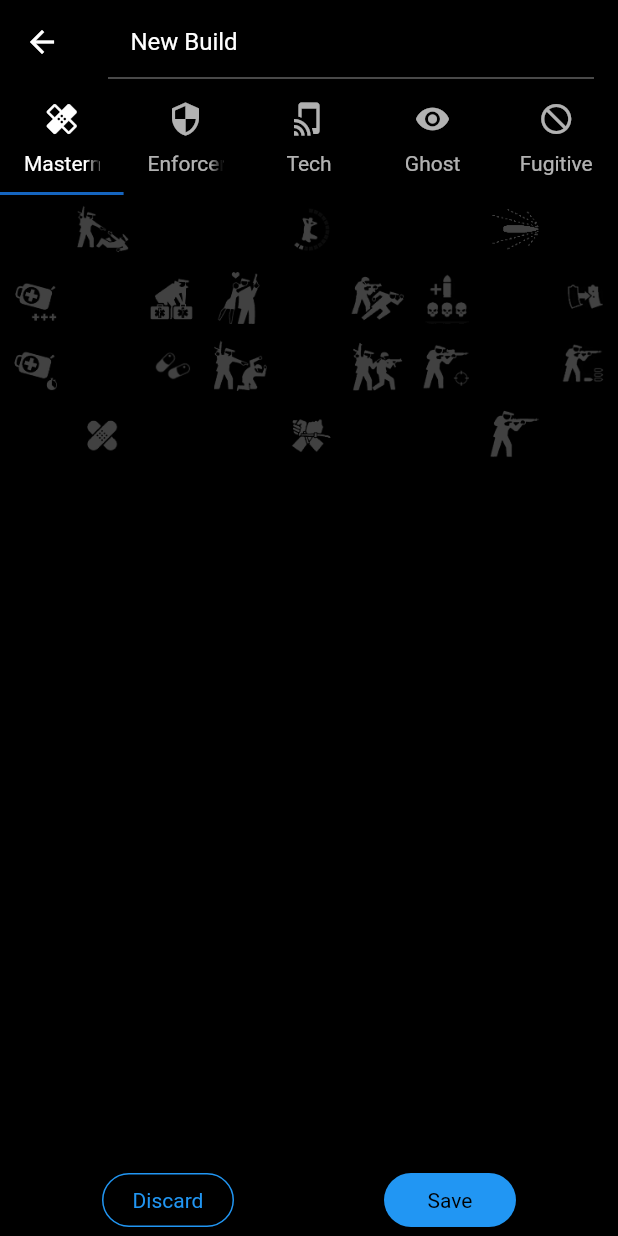
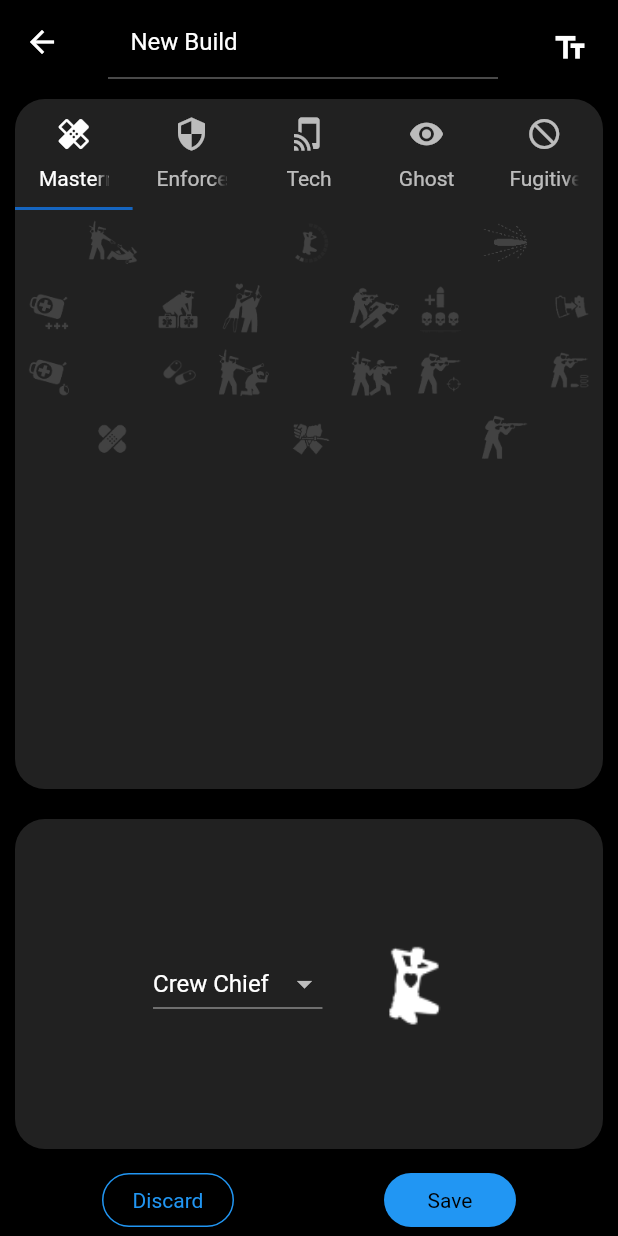
Before and after one commit to ElforL/Payday2-builds-app, a Flutter app: the screen it shows after launch, after a tap on "New Build", on a phone screen of 412 x 824 dp. Run offline on Flutter 3.47's test engine with Material 2 defaults, Android fonts, the phone set to English and light mode, and no system bars.

Commit message:
Massive Update 🎉😄 28/7/2020
- general
    - made the app portrait only to avoid overflow
    - removed debug banner
    - changed appbar theme to make it black and 0 elevation
    - added 'no builds' screen to home page when there's no builds

- finished build edit and build preview screens
    - added perk decks
    - added export/import string options for both screens
    - exported skills card to seperate file
    - added 'editable' variable to skills and perks cards
    - added Icons.dart contains constants of perks names and icon locations

- fixes
    - home page now refreshes when u save or create a new build
    - fixed home screen not updating after searching

- Build.dart
    - added perk variable to Build
    - removed commas from export string

```diff
--- a/lib/main.dart
+++ b/lib/main.dart
@@ -3,8 +3,9 @@
 // found in the LICENSE file.
 
 import 'package:flutter/material.dart';
+import 'package:flutter/services.dart';
 import 'package:pd2_builds/skills/Build.dart';
-import 'screens/HomePage.dart';
+import 'screens/HomeScreen/HomePage.dart';
 
 void main(){
   runApp(MyApp());
@@ -16,17 +17,28 @@ class MyApp extends StatelessWidget {
 
   @override
   Widget build(BuildContext context) {
-
+    SystemChrome.setPreferredOrientations(
+      [
+        DeviceOrientation.portraitUp,
+        DeviceOrientation.portraitDown
+      ]
+    );
     return MaterialApp(
       title: 'Welcome to Flutter',
+      debugShowCheckedModeBanner: false,
       theme: ThemeData(
         brightness: Brightness.dark,
         scaffoldBackgroundColor: Colors.black,
-        primaryColor: Colors.black,
+        appBarTheme: AppBarTheme(
+          color: Colors.black,
+          elevation: 0,
+        ),
+        textSelectionHandleColor: Colors.blue[100],
         accentColor: Colors.blue[800],
         fontFamily: 'Roboto',
       ),
       home: HomePage(myBuilds)
+
     );
   }
 }
--- a/lib/screens/BuildEdit.dart
+++ b/lib/screens/BuildsSceens/BuildEdit.dart
@@ -1,11 +1,12 @@
 import 'package:flutter/material.dart';
-import 'package:pd2_builds/main.dart';
-import 'package:pd2_builds/screens/SkillTree.dart';
+import 'package:pd2_builds/screens/BuildsSceens/Components/SkillTree.dart';
 import 'package:pd2_builds/skills/Build.dart';
+
+import 'Components/PerkDeckCard.dart';
+import 'Components/SkillsCard.dart';
 
 class BuildEditPage extends StatefulWidget {
   Build curntBuild;
-  Build tmpBuild;
   List<Build> buildsList;
 
   BuildEditPage(this.curntBuild, this.buildsList);
@@ -19,6 +20,7 @@ class _BuildEditPageState extends State<BuildEditPage> {
   Build curntBuild;
   List<Build> buildsList;
   TextField titleTF;
+  String perkVal;
 
   _BuildEditPageState(Build curntBuild, List<Build> buildList){
     this.buildsList = buildList;
@@ -28,6 +30,7 @@ class _BuildEditPageState extends State<BuildEditPage> {
   @override
   void initState() {
     super.initState();
+    perkVal = curntBuild.getPerk();
     titleTF = TextField(
       decoration: InputDecoration(
         contentPadding: EdgeInsets.all(15),
@@ -43,7 +46,18 @@ class _BuildEditPageState extends State<BuildEditPage> {
     return Scaffold(
       //////////////////////////// AppBar ////////////////////////////
       appBar: AppBar(
-        title: titleTF
+        title: titleTF,
+        actions: <Widget>[
+
+          IconButton(
+            padding: EdgeInsets.all(20),
+            icon: Icon(Icons.text_fields),
+            onPressed: (){
+              showImportDialog(context);
+            }
+          )
+
+        ],
       ),
 
       //////////////////////////// Body ////////////////////////////
@@ -51,33 +65,11 @@ class _BuildEditPageState extends State<BuildEditPage> {
         children: <Widget>[
           //////////////////////////// Skills ////////////////////////////
           Expanded(
-            child: DefaultTabController(length: 5, child:
-                  Scaffold(
-                    body: Column(
-                      children: <Widget>[
-                        TabBar(tabs: [
-                        Tab(text: "Mastermind", icon: Icon(Icons.healing)),
-                        Tab(text: "Enforcer",   icon: Icon(Icons.security)),
-                        Tab(text: "Tech",       icon: Icon(Icons.tap_and_play)),
-                        Tab(text: "Ghost",      icon: Icon(Icons.remove_red_eye) ),
-                        Tab(text: "Fugitive",   icon: Icon(Icons.not_interested)),
-                        ]),
-                        Expanded(
-                          child: TabBarView(
-                            children: [
-                              SkillTree(1,curntBuild),
-                              SkillTree(2,curntBuild),
-                              SkillTree(3,curntBuild),
-                              SkillTree(4,curntBuild),
-                              SkillTree(5,curntBuild),
-                          ],
-                          )
-                        )
-                      ],
-                    )
-                  )
-                )
+            flex: 2,
+            child: SkillsCard(curntBuild: curntBuild)
           ),
+          //////////////////////////// Perk Deck ////////////////////////////
+          Expanded(child: PerkDeckCard(curntBuild,true)),
           //////////////////////////// Save Buttons ////////////////////////////
           Row(
             mainAxisAlignment: MainAxisAlignment.center,
@@ -89,7 +81,9 @@ class _BuildEditPageState extends State<BuildEditPage> {
                     side: BorderSide(color: Colors.blue)
                   ),
                   textColor: Colors.blue,
-                  onPressed: (){},
+                  onPressed: (){
+                    Navigator.pop(context);
+                  },
                   child: Text("Discard")
                 ),
                 SizedBox(width: 100,),
@@ -115,4 +109,63 @@ class _BuildEditPageState extends State<BuildEditPage> {
       ), //end of body
     );
   }
+
+  showImportDialog(BuildContext context) {
+    EdgeInsets padding = EdgeInsets.only(left: 20, right: 20);
+    TextField stringTF = TextField(
+        maxLines: null,
+        controller: TextEditingController(text: curntBuild.getExportString()));
+    // set up the buttons
+    Widget cancelButton = FlatButton(
+      padding: padding,
+      shape: RoundedRectangleBorder(
+        borderRadius: BorderRadius.circular(20),
+        side: BorderSide(
+          color: Colors.blue,
+          width: 2
+        ),
+      ),
+      textColor: Colors.blue,
+      child: Text("Cancel"),
+      onPressed:  () {
+        Navigator.pop(context);
+      },
+    );
+
+    Widget importButton = FlatButton(
+      padding: padding,
+      shape: RoundedRectangleBorder(
+        borderRadius: BorderRadius.circular(20)
+      ),
+      color: Colors.blue,
+      textColor: Colors.grey[900],
+      child: Text("Import", style: TextStyle(fontWeight: FontWeight.bold),),
+      onPressed:  () {
+        curntBuild.importByString(stringTF.controller.text);
+      },
+    );
+
+    // set up the AlertDialog
+    AlertDialog alert = AlertDialog(
+      backgroundColor: Colors.grey[900],
+      shape: RoundedRectangleBorder(
+        borderRadius: BorderRadius.circular(20)
+      ),
+      title: Text("String of ${widget.curntBuild.getTitle()}"),
+      content: stringTF,
+      actions: [
+        cancelButton,
+        importButton,
+      ],
+    );
+
+    // show the dialog
+    showDialog(
+      context: context,
+      builder: (BuildContext context) {
+        return alert;
+      },
+    );
+  }
+
 }
--- /dev/null
+++ b/lib/screens/BuildsSceens/Components/Icons.dart
@@ -0,0 +1,28 @@
+class PdIcons {
+  static final perksNames =
+    ['Crew Chief',
+    'Muscle',
+    'Armorer',
+    'Rogue',
+    'Hitman',
+    'Crook',
+    'Burglar',
+    'Infiltrator',
+    'Sociopath',
+    'Grinder',
+    'Yakuza',
+    'Ex-President'];
+  static final perksLocations =
+    [[0,1],
+     [4,1],
+     [0,2],
+     [5,2],
+     [3,3],
+     [6,2],
+     [2,4],
+     [7,4],
+     [0,6],
+     [4,6],
+     [2,7],
+     [7,7]];
+}
--- /dev/null
+++ b/lib/screens/BuildsSceens/Components/PerkDeckCard.dart
@@ -0,0 +1,97 @@
+import 'dart:math';
+
+import 'package:flutter/material.dart';
+import 'package:pd2_builds/screens/BuildsSceens/Components/Icons.dart';
+import 'package:pd2_builds/skills/Build.dart';
+
+class PerkDeckCard extends StatefulWidget {
+
+  Build curntBuild;
+  bool editable;
+
+  PerkDeckCard(this.curntBuild, this.editable);
+
+  @override
+  _PerkDeckCardState createState() => _PerkDeckCardState(curntBuild, editable);
+}
+
+class _PerkDeckCardState extends State<PerkDeckCard> {
+  bool editable;
+  String perkVal;
+  Build curntBuild;
+
+  _PerkDeckCardState(this.curntBuild, this.editable){
+    perkVal = curntBuild.getPerk();
+  }
+
+  @override
+  Widget build(BuildContext context) {
+    return Container(
+      margin: EdgeInsets.all(10),
+      padding: EdgeInsets.all(20),
+      decoration: BoxDecoration(
+        color: Colors.grey[900],
+        borderRadius: BorderRadius.circular(20)
+      ),
+      child: Row(
+        mainAxisAlignment: MainAxisAlignment.center,
+        children: <Widget>[
+
+          editable?
+          DropdownButton<String>(
+            value: perkVal,
+            elevation: 1,
+            onChanged: (String newPerk) {
+              setState(() {
+                perkVal = newPerk;
+                curntBuild.setPerk(perkVal);
+              });
+            },
+            items: PdIcons.perksNames.map<DropdownMenuItem<String>>((String value) {
+              return DropdownMenuItem<String>(
+                value: value,
+                child: Text(value),
+              );
+            }).toList()
+          ):
+          Text(
+            curntBuild.getPerk(),
+            style: TextStyle(
+              fontSize: 25,
+              fontWeight: FontWeight.bold
+            ),
+          ),
+
+          //Spaced
+          SizedBox(
+            width: 20,
+          ),
+
+          //Perk Icon
+          Container(
+            height: 75,
+            width: 75,
+            child: ClipRect(
+              child: FittedBox(
+                child: Align(
+                  alignment: Alignment(
+                    //x
+                    (PdIcons.perksLocations[PdIcons.perksNames.indexOf(curntBuild.getPerk())][0]*(2/7))-1,
+                    //y
+                    (PdIcons.perksLocations[PdIcons.perksNames.indexOf(curntBuild.getPerk())][1]*(2/7))-1
+                  ),
+                  heightFactor: .125,
+                  widthFactor: .125,
+                  child: Image.asset(
+                    "assets/images/perkdecks/icons_atlas.png"
+                  ),
+                ),
+              ),
+            ),
+          ),
+
+        ],
+      ),
+    );
+  }
+}
--- a/lib/screens/SkillTree.dart
+++ b/lib/screens/BuildsSceens/Components/SkillTree.dart
@@ -7,24 +7,27 @@ class SkillTree extends StatefulWidget {
 
   int treeNum;
   Build curntBuild;
+  bool editable;
 
-  SkillTree(this.treeNum, this.curntBuild);
+  SkillTree(this.treeNum, this.curntBuild, this.editable);
 
   @override
-  _SkillTreeState createState() => _SkillTreeState(treeNum, curntBuild);
+  _SkillTreeState createState() => _SkillTreeState(treeNum, curntBuild, editable);
 }
 
 class _SkillTreeState extends State<SkillTree> {
 
   int treeNum;
   Build curntBuild;
+  bool editable;
 
-  _SkillTreeState(this.treeNum, this.curntBuild);
+  _SkillTreeState(this.treeNum, this.curntBuild, this.editable);
 
   @override
   Widget build(BuildContext context) {
-    return Scaffold(
-      body: Row(
+    return Column(
+      children: [
+        Row(
           mainAxisAlignment: MainAxisAlignment.center,
           children: <Widget>[
             ///////////////////////////// Tree 1 /////////////////////////////
@@ -34,28 +37,28 @@ class _SkillTreeState extends State<SkillTree> {
                   TableRow(
                     children: [
                       Container(),
-                      SkillBtn([treeNum,1,6],curntBuild),
+                      SkillBtn([treeNum,1,6],curntBuild,editable),
                       Container()
                     ]
                   ),
                   TableRow(
                     children: [
-                      SkillBtn([treeNum,1,4],curntBuild),
+                      SkillBtn([treeNum,1,4],curntBuild,editable),
                       Container(),
-                      SkillBtn([treeNum,1,5],curntBuild)
+                      SkillBtn([treeNum,1,5],curntBuild,editable)
                     ]
                   ),
                   TableRow(
                     children: [
-                      SkillBtn([treeNum,1,2],curntBuild),
+                      SkillBtn([treeNum,1,2],curntBuild,editable),
                       Container(),
-                      SkillBtn([treeNum,1,3],curntBuild)
+                      SkillBtn([treeNum,1,3],curntBuild,editable)
                     ]
                   ),
                   TableRow(
                     children: [
                       Container(),
-                      SkillBtn([treeNum,1,1],curntBuild),
+                      SkillBtn([treeNum,1,1],curntBuild,editable),
                       Container()
                     ]
                   ),
@@ -69,28 +72,28 @@ class _SkillTreeState extends State<SkillTree> {
                   TableRow(
                     children: [
                       Container(),
-                      SkillBtn([treeNum,2,6],curntBuild),
+                      SkillBtn([treeNum,2,6],curntBuild,editable),
                       Container()
                     ]
                   ),
                   TableRow(
                     children: [
-                      SkillBtn([treeNum,2,4],curntBuild),
+                      SkillBtn([treeNum,2,4],curntBuild,editable),
                       Container(),
-                      SkillBtn([treeNum,2,5],curntBuild)
+                      SkillBtn([treeNum,2,5],curntBuild,editable)
                     ]
                   ),
                   TableRow(
                     children: [
-                      SkillBtn([treeNum,2,2],curntBuild),
+                      SkillBtn([treeNum,2,2],curntBuild,editable),
                       Container(),
-                      SkillBtn([treeNum,2,3],curntBuild)
+                      SkillBtn([treeNum,2,3],curntBuild,editable)
                     ]
                   ),
                   TableRow(
                     children: [
                       Container(),
-                      SkillBtn([treeNum,2,1],curntBuild),
+                      SkillBtn([treeNum,2,1],curntBuild,editable),
                       Container(),
                     ]
                   ),
@@ -104,28 +107,28 @@ class _SkillTreeState extends State<SkillTree> {
                   TableRow(
                     children: [
                       Container(),
-                      SkillBtn([treeNum,3,6],curntBuild),
+                      SkillBtn([treeNum,3,6],curntBuild,editable),
                       Container()
                     ]
                   ),
                   TableRow(
                     children: [
-                      SkillBtn([treeNum,3,4],curntBuild),
+                      SkillBtn([treeNum,3,4],curntBuild,editable),
                       Container(),
-                      SkillBtn([treeNum,3,5],curntBuild)
+                      SkillBtn([treeNum,3,5],curntBuild,editable)
                     ]
                   ),
                   TableRow(
                     children: [
-                      SkillBtn([treeNum,3,2],curntBuild),
+                      SkillBtn([treeNum,3,2],curntBuild,editable),
                       Container(),
-                      SkillBtn([treeNum,3,3],curntBuild)
+                      SkillBtn([treeNum,3,3],curntBuild,editable)
                     ]
                   ),
                   TableRow(
                     children: [
                       Container(),
-                      SkillBtn([treeNum,3,1],curntBuild),
+                      SkillBtn([treeNum,3,1],curntBuild,editable),
                       Container()
                     ]
                   ),
@@ -135,37 +138,40 @@ class _SkillTreeState extends State<SkillTree> {
 
           ],
         )
+      ] //Coulmn children
     );
   }
 }
 
 class SkillBtn extends StatefulWidget {
+  bool editable;
   List<int> location;
   Build curntBuild;
 
-  SkillBtn(List<int> location, Build curntBuild){
+  SkillBtn(List<int> location, Build curntBuild, this.editable){
     this.location = location;
     this.curntBuild = curntBuild;
   }
 
   @override
-  _SkillBtnState createState() => _SkillBtnState(location, curntBuild);
+  _SkillBtnState createState() => _SkillBtnState(location, curntBuild, editable);
 }
 
 class _SkillBtnState extends State<SkillBtn> {
+  bool editable;
   Build curntBuild;
   List<int> location;
   Image image;
 
-  _SkillBtnState(List<int> location, Build curntBuild){
+
+  _SkillBtnState(List<int> location, Build curntBuild, this.editable){
     this.curntBuild = curntBuild;
     this.location = location;
 
   }
 
   @override
-  void initState() {
-    super.initState();
+  Widget build(BuildContext context) {
 
     if(curntBuild.getSubTrees()[((location[0]-1)*3+(location[1]-1))].getOptions()[location[2]-1] == 0){
       image = Image.asset(
@@ -180,12 +186,6 @@ class _SkillBtnState extends State<SkillBtn> {
               color: Colors.blue[800]);
     }
 
-
-  }
-
-  @override
-  Widget build(BuildContext context) {
-
     return Material(
       color: Colors.transparent,
       borderRadius: BorderRadius.circular(20),
@@ -198,9 +198,9 @@ class _SkillBtnState extends State<SkillBtn> {
             child: image
           ),
         ),
-        onTap: (){
+        onTap: editable?(){
           setState(() {
-            print(curntBuild.upgradeOption(((location[0]-1)*3+(location[1]-1))+1, location[2]-1));
+            curntBuild.upgradeOption(((location[0]-1)*3+(location[1]-1))+1, location[2]-1);
             if(curntBuild.getSubTrees()[((location[0]-1)*3+(location[1]-1))].getOptions()[location[2]-1] == 0){
               image = Image.asset(
                       "assets/images/skill trees/"+location[0].toString()+"/${location[1]}${location[2]}.png",
@@ -215,10 +215,10 @@ class _SkillBtnState extends State<SkillBtn> {
             }
           });
 
-        },
-        onLongPress: (){
+        }:null, //if the card is not editable it'll return null
+        onLongPress: editable? (){
           setState(() {
-            print(curntBuild.degradeOption(((location[0]-1)*3+(location[1]-1))+1, location[2]-1));
+            curntBuild.degradeOption(((location[0]-1)*3+(location[1]-1))+1, location[2]-1);
             if(curntBuild.getSubTrees()[((location[0]-1)*3+(location[1]-1))].getOptions()[location[2]-1] == 0){
               image = Image.asset(
                       "assets/images/skill trees/"+location[0].toString()+"/${location[1]}${location[2]}.png",
@@ -232,7 +232,7 @@ class _SkillBtnState extends State<SkillBtn> {
                       color: Colors.blue[800]);
             }
           });
-        },
+        }: null, //if the card is not editable it'll return null
       ),
 
     );
--- /dev/null
+++ b/lib/screens/BuildsSceens/Components/SkillsCard.dart
@@ -0,0 +1,63 @@
+import 'package:flutter/material.dart';
+import 'package:pd2_builds/skills/Build.dart';
+
+import 'SkillTree.dart';
+
+
+class SkillsCard extends StatefulWidget {
+
+  final Build curntBuild;
+  final bool editable;
+
+  SkillsCard({
+    Key key,
+    @required this.curntBuild,
+    this.editable = true
+  }) : super(key: key);
+
+  SkillsCard.preview(Build curntBuild): this.curntBuild = curntBuild, editable = false;
+
+  @override
+  _SkillsCardState createState() => _SkillsCardState();
+}
+
+class _SkillsCardState extends State<SkillsCard> {
+  @override
+  Widget build(BuildContext context) {
+    return Container(
+      child: DefaultTabController(
+        length: 5,
+        child: Container(
+          margin: EdgeInsets.all(10),
+          decoration: BoxDecoration(
+            color: Colors.grey[900],
+            borderRadius: BorderRadius.circular(20)
+          ),
+          child: Column(
+            children: <Widget>[
+              TabBar(tabs: [
+                Tab(text: "Mastermind", icon: Icon(Icons.healing)),
+                Tab(text: "Enforcer",   icon: Icon(Icons.security)),
+                Tab(text: "Tech",       icon: Icon(Icons.tap_and_play)),
+                Tab(text: "Ghost",      icon: Icon(Icons.remove_red_eye) ),
+                Tab(text: "Fugitive",   icon: Icon(Icons.not_interested)),
+                ]
+              ),
+              Expanded(
+                child: TabBarView(
+                  children: [
+                    SkillTree(1,widget.curntBuild,widget.editable),
+                    SkillTree(2,widget.curntBuild,widget.editable),
+                    SkillTree(3,widget.curntBuild,widget.editable),
+                    SkillTree(4,widget.curntBuild,widget.editable),
+                    SkillTree(5,widget.curntBuild,widget.editable),
+                ],
+                )
+              )
+            ],
+          )
+        )
+      ),
+    );
+  }
+}
--- a/lib/screens/HomePage.dart
+++ b/lib/screens/HomeScreen/HomePage.dart
@@ -1,5 +1,6 @@
 import 'package:flutter/material.dart';
-import 'package:pd2_builds/screens/BuildEdit.dart';
+import 'package:pd2_builds/screens/BuildsSceens/BuildEdit.dart';
+import 'package:pd2_builds/screens/BuildsSceens/BuildPreview.dart';
 import 'package:pd2_builds/skills/Build.dart';
 
 class HomePage extends StatefulWidget{
@@ -18,25 +19,25 @@ class _HomePageState extends State<HomePage> {
 
   List<Build> myBuilds;
   List<Build> filteredBuilds = new List();
+  String filter;
 
   _HomePageState(List<Build> myBuilds){
     this.myBuilds = myBuilds;
-  }
-
-  @override
-  void initState() {
-    super.initState();
     filteredBuilds = myBuilds;
+    filter = "";
   }
 
   @override
   Widget build(BuildContext context) {
+    filteredBuilds = myBuilds.where((u) => (u.getTitle().toLowerCase().contains(filter.toLowerCase()))).toList();
     return Scaffold(
       appBar: AppBar(
         title: Text('Your Builds',style: TextStyle(fontSize: 25,fontWeight: FontWeight.bold)),
       ),
       body: Column(
         children: [
+
+          //Search Bar
           Container(
             padding: EdgeInsets.only(left:20, right:20),
             child: TextField(
@@ -47,58 +48,90 @@ class _HomePageState extends State<HomePage> {
               ),
               onChanged: (string) {
                 setState(() {
-                  filteredBuilds = myBuilds.where((u) => (u.getTitle().toLowerCase().contains(string.toLowerCase()))).toList();
+                  filter = string;
               });
               },
             ),
           ),
+
+          //Cards
+          myBuilds.length > 0 ?
           Expanded(
             child: ListView.builder(
               padding: EdgeInsets.all(15),
               itemCount: filteredBuilds.length*2,
               itemBuilder: (context, i) {
-                if(i.isEven) return SizedBox(height: 10);
+                if(i.isEven) return SizedBox(height: 15);
 
                 int index = i ~/2 ;
                 return _buildRow(index);
               },
             ),
+          ):
+          Expanded(
+            child: Column(
+              mainAxisAlignment: MainAxisAlignment.center,
+              children: [
+                Image.asset("assets/images/2.png",
+                  color: Colors.grey[800],
+                ),
+                Text("No Builds",
+                  style: TextStyle(
+                    color: Colors.grey
+                  ),
                 )
+              ]
+            ),
+          ),
         ]
       ),
 
       floatingActionButton: FloatingActionButton.extended(
         label: Text("New Build"),
         icon: Icon(Icons.add),
-        onPressed: (){
-          Navigator.push(
+        onPressed: () async {
+          await Navigator.push(
             context,
             MaterialPageRoute(builder: (context) => BuildEditPage(new Build("New Build"),myBuilds)),
           );
+          setState(() {
+
+          });
         },
       ),
     );
   }
 
   Widget _buildRow(int index){
-    return Material(
+    return SafeArea(
+      bottom: false,
+      child: Material(
         color: Colors.grey[900],
-      borderRadius: BorderRadius.circular(20),
+        borderRadius: BorderRadius.circular(15),
         child: InkWell(
-        borderRadius: BorderRadius.circular(20),
+          borderRadius: BorderRadius.circular(15),
           child: Container(
             child: Padding(
-            padding: EdgeInsets.all(15),
-            child: Text(filteredBuilds[index].getTitle()),
+              padding: EdgeInsets.only(right:15, left: 15, top:20, bottom: 20),
+              child: Row(
+                children: <Widget>[
+
+                  Text(filteredBuilds[index].getTitle()),
+                ],
+              )
             ),
           ),
-        onTap: (){
-          Navigator.push(
+          onTap: () async{
+            await Navigator.push(
               context,
-            MaterialPageRoute(builder: (context) => BuildEditPage(myBuilds[index],myBuilds)),
+              MaterialPageRoute(builder: (context) => BuildPreviewPage(myBuilds, myBuilds[index])),
             );
+            setState(() {
+
+            });
           },
           onLongPress: (){},
+        ),
       ),
     );
   }
--- a/lib/skills/Build.dart
+++ b/lib/skills/Build.dart
@@ -5,17 +5,21 @@ class Build {
   List<Subtree> _subtrees;
   int _spentPnts;
   int _availablePnts;
+  String _perk;
 
   Build(String title){
     this._title = title;
     _subtrees = new List<Subtree>(15);
     _spentPnts = 0;
     _availablePnts = 120;
+    _perk = "Crew Chief";
 
     for (var i = 0; i < _subtrees.length; i++) {
       _subtrees[i] = new Subtree();
     }
   }//close constructor
+
+  String getPerk(){return _perk;}
 
   String getTitle(){
     return _title;
@@ -28,6 +32,10 @@ class Build {
   }
   int getAvailablePnts(){
     return _availablePnts;
+  }
+
+  void setPerk(String newPerk){
+    this._perk = newPerk;
   }
 
   setTitle(String title) => this._title = title;
@@ -73,6 +81,10 @@ class Build {
 
   }
 
+  void importByString(String string){
+
+  }
+
   String getExportString(){
     String string = "";
     bool commaNeeded = false;
@@ -85,10 +97,12 @@ class Build {
           List<int> options = _subtrees[i].getOptions();
 
           if (options[j] == 1){
-            string += commaNeeded? ","+optionsChar[j]: optionsChar[j];
+            // string += commaNeeded? ","+optionsChar[j]: optionsChar[j];
+            string += optionsChar[j];
             commaNeeded = true;
           }else if(options[j] == 2){
-            string += commaNeeded? ","+optionsChar[j].toUpperCase() : optionsChar[j].toUpperCase();
+            // string += commaNeeded? ","+optionsChar[j].toUpperCase() : optionsChar[j].toUpperCase();
+            string += optionsChar[j].toUpperCase();
             commaNeeded = true;
           }
 
--- a/pubspec.yaml
+++ b/pubspec.yaml
@@ -74,6 +74,8 @@ flutter:
     - assets/images/skill trees/4/
     - assets/images/skill trees/5/
 
+    - assets/images/perkdecks/
+
   # An image asset can refer to one or more resolution-specific "variants", see
   # https://flutter.dev/assets-and-images/#resolution-aware.
 
```
Also changed, not shown: lib/screens/BuildPreview.dart (deleted, +0 -15 lines), lib/screens/BuildsSceens/BuildPreview.dart (added, +199 -0 lines). Lines whose indentation alone changed are shown as unchanged.
